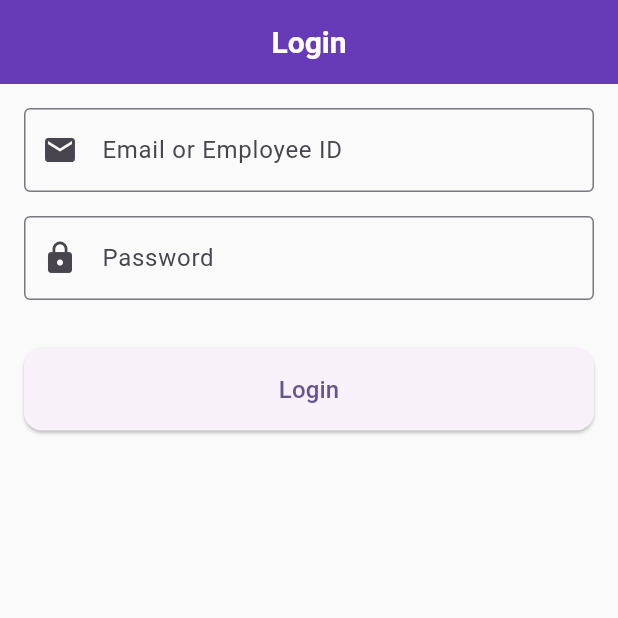
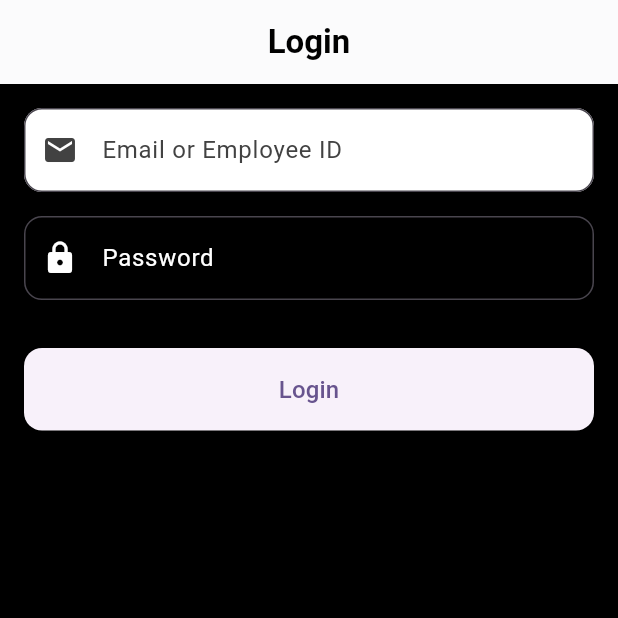
Before and after one commit to AzibNaeem/_Flutter_, a Flutter app: the screen it shows after launch, on a phone screen of 412 x 824 dp, the top half of it. Run offline on Flutter 3.47's test engine with Material 3 defaults, Android fonts, the phone set to English and light mode, and no system bars; our stand-ins replace fl_chart.

Commit message:
Login page

```diff
--- /dev/null
+++ b/lib/data/models/login_user.dart
@@ -0,0 +1,19 @@
+class LoginUser {
+  final String email;
+  final String password;
+  final String employeeId;
+
+  LoginUser({
+    required this.email,
+    required this.password,
+    required this.employeeId,
+  });
+
+  factory LoginUser.fromJson(Map<String, dynamic> json) {
+    return LoginUser(
+      email: json['email'] ?? '',
+      password: json['password'] ?? '',
+      employeeId: json['employee_id'] ?? '',
+    );
+  }
+}
--- a/lib/presentation/screens/login_screen.dart
+++ b/lib/presentation/screens/login_screen.dart
@@ -1,40 +1,104 @@
+import 'dart:convert';
 import 'package:flutter/material.dart';
+import 'package:flutter/services.dart';
+import '../../data/models/login_user.dart';
 import '../widgets/custom_button.dart';
 import '../widgets/custom_text_field.dart';
 import '../routes.dart';
+import '../theme/app_theme.dart';
 
-class LoginScreen extends StatelessWidget {
+class LoginScreen extends StatefulWidget {
   const LoginScreen({super.key});
 
   @override
+  State<LoginScreen> createState() => _LoginScreenState();
+}
+
+class _LoginScreenState extends State<LoginScreen> {
+  final emailOrIdController = TextEditingController();
+  final passwordController = TextEditingController();
+  List<LoginUser> users = [];
+
+  @override
+  void initState() {
+    super.initState();
+    loadLoginData();
+  }
+
+  Future<void> loadLoginData() async {
+    final String jsonString =
+    await rootBundle.loadString('lib/data/json/loginData.json');
+    final List<dynamic> jsonData = json.decode(jsonString);
+    setState(() {
+      users = jsonData.map((e) => LoginUser.fromJson(e)).toList();
+    });
+  }
+
+  void validateLogin() {
+    final input = emailOrIdController.text.trim();
+    final password = passwordController.text;
+
+    final matchingUser = users.firstWhere(
+          (user) =>
+      (user.email == input || user.employeeId == input) &&
+          user.password == password,
+      orElse: () => LoginUser(email: '', password: '', employeeId: ''),
+    );
+
+    if (matchingUser.email.isNotEmpty) {
+      Navigator.pushReplacementNamed(context, AppRoutes.dashboard);
+    } else {
+      ScaffoldMessenger.of(context).showSnackBar(
+        const SnackBar(content: Text('Invalid email, ID or password')),
+      );
+    }
+  }
+
+  @override
   Widget build(BuildContext context) {
-    final emailController = TextEditingController();
-    final passwordController = TextEditingController();
-
     return Scaffold(
-      appBar: AppBar(title: const Text("Login")),
+      backgroundColor: AppColors.black,
+      appBar: AppBar(
+        backgroundColor: AppColors.white,
+        elevation: 0.5,
+        title: const Text(
+          "Login",
+          style: TextStyle(
+            color: AppColors.primary,
+            fontSize: 22,
+            fontWeight: FontWeight.bold,
+          ),
+        ),
+        iconTheme: const IconThemeData(color: AppColors.primary),
+      ),
       body: Padding(
         padding: const EdgeInsets.all(16.0),
         child: Column(
           children: [
             CustomTextField(
               label: "Email or Employee ID",
-              controller: emailController,
+              hint: "example@gmail.com or 1234",
+              controller: emailOrIdController,
               icon: Icons.email,
+              fillColor: Colors.white,
+              textColor: Colors.black,
+              labelColor: Colors.grey[800],
             ),
             const SizedBox(height: 16),
             CustomTextField(
               label: "Password",
+              hint: "********",
               controller: passwordController,
               icon: Icons.lock,
               isPassword: true,
+              fillColor: AppColors.primary,
+              textColor: Colors.white,
+              labelColor: Colors.white,
             ),
             const SizedBox(height: 32),
             CustomButton(
               label: "Login",
-              onPressed: () {
-                Navigator.pushReplacementNamed(context, AppRoutes.dashboard);
-              },
+              onPressed: validateLogin,
             ),
           ],
         ),
--- a/lib/presentation/theme/app_theme.dart
+++ b/lib/presentation/theme/app_theme.dart
@@ -3,10 +3,10 @@
 import 'package:flutter/material.dart';
 
 class AppColors {
-  static const Color primary = Color(0xFFF7B22C);       // Amber Gold
-  static const Color primaryLight = Color.fromRGBO(247, 178, 44, 0.5);
-  static const Color accent = Color(0xFFD7C3A5);        // Creamy Tan
-  static const Color background = Color(0xFF3C312B);    // Dark Mocha
+  static const Color primary = Colors.black;    // black
+  static const Color primaryLight = Colors.white;
+  static const Color accent = Color(0xFF87CEEB);        // sky blue
+  static const Color background = Color(0xFF87CEEB);    // sky blue
   static const Color lightText = Color(0xFF1F1F1F);     // Dark Text
   static const Color scheduleActive = Color(0xFF4B0082); // Indigo
   static const Color white = Colors.white;
--- a/lib/presentation/widgets/custom_text_field.dart
+++ b/lib/presentation/widgets/custom_text_field.dart
@@ -1,27 +1,70 @@
 import 'package:flutter/material.dart';
 
-class CustomTextField extends StatelessWidget {
+class CustomTextField extends StatefulWidget {
   final String label;
+  final String hint;
   final TextEditingController controller;
   final IconData icon;
   final bool isPassword;
+  final Color? fillColor;
+  final Color? textColor;
+  final Color? labelColor;
 
   const CustomTextField({
     super.key,
     required this.label,
+    required this.hint,
     required this.controller,
     required this.icon,
     this.isPassword = false,
+    this.fillColor,
+    this.textColor,
+    this.labelColor,
   });
+
+  @override
+  State<CustomTextField> createState() => _CustomTextFieldState();
+}
+
+class _CustomTextFieldState extends State<CustomTextField> {
+  late FocusNode _focusNode;
+  bool _isFocused = false;
+
+  @override
+  void initState() {
+    super.initState();
+    _focusNode = FocusNode();
+    _focusNode.addListener(() {
+      setState(() {
+        _isFocused = _focusNode.hasFocus;
+      });
+    });
+  }
+
+  @override
+  void dispose() {
+    _focusNode.dispose();
+    super.dispose();
+  }
 
   @override
   Widget build(BuildContext context) {
     return TextField(
-      controller: controller,
-      obscureText: isPassword,
+      controller: widget.controller,
+      focusNode: _focusNode,
+      obscureText: widget.isPassword,
+      style: TextStyle(color: widget.textColor),
       decoration: InputDecoration(
-        labelText: label,
-        prefixIcon: Icon(icon),
+        prefixIcon: Icon(widget.icon, color: widget.labelColor),
+        filled: widget.fillColor != null,
+        fillColor: widget.fillColor,
+        labelText: _isFocused ? null : widget.label,
+        labelStyle: TextStyle(color: widget.labelColor),
+        hintText: _isFocused ? widget.hint : null,
+        hintStyle: TextStyle(color: widget.textColor?.withOpacity(0.6)),
+        border: OutlineInputBorder(
+          borderRadius: BorderRadius.circular(12),
+        ),
       ),
     );
   }
--- a/lib/presentation/widgets/experience_card.dart
+++ b/lib/presentation/widgets/experience_card.dart
@@ -19,7 +19,7 @@ class ExperienceCard extends StatelessWidget {
       shape: RoundedRectangleBorder(borderRadius: BorderRadius.circular(10)),
       child: Container(
         padding: const EdgeInsets.all(16),
-        width: 300,
+        width: MediaQuery.of(context).size.width * 0.85, // 85% of screen width
         child: Column(
           crossAxisAlignment: CrossAxisAlignment.start,
           children: [
--- a/pubspec.yaml
+++ b/pubspec.yaml
@@ -54,6 +54,8 @@ dev_dependencies:
 
 # The following section is specific to Flutter packages.
 flutter:
+  assets:
+    - lib/data/json/loginData.json
 
   # The following line ensures that the Material Icons font is
   # included with your application, so that you can use the icons in
```
Also changed, not shown: lib/presentation/screens/dashboard_screen.dart (+60 -21 lines), lib/presentation/widgets/attendance_calendar.dart (+6 -9 lines), lib/presentation/widgets/custom_end_drawer.dart (+7 -6 lines), lib/presentation/widgets/monthly_status_card.dart (+13 -10 lines), lib/presentation/widgets/work_buttons.dart (+6 -4 lines).
